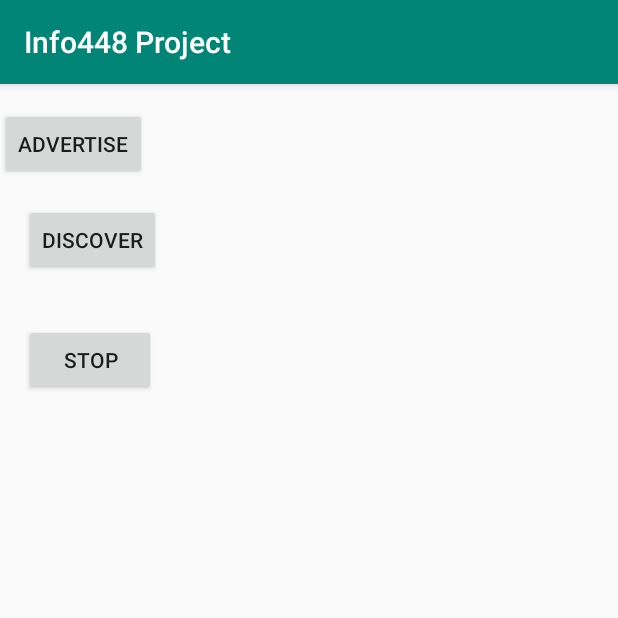
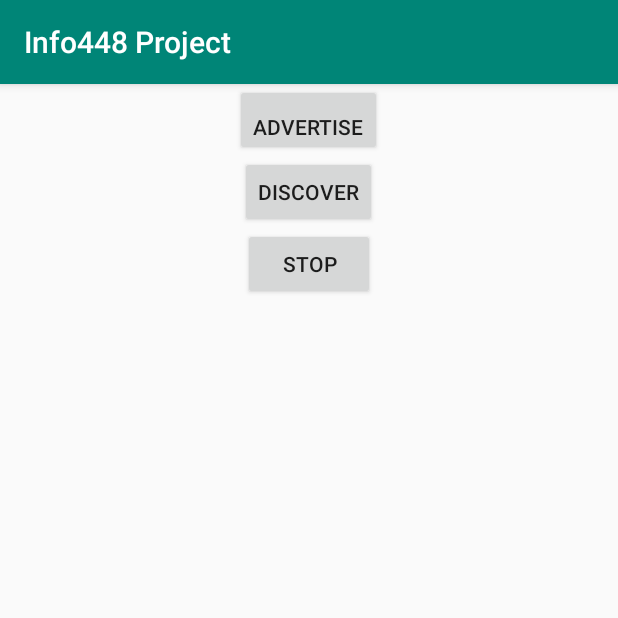
Before and after one commit to bch0ng/gamedroid, an Android app: the screen it shows after launch (MainActivity), on a phone screen of 412 x 824 dp, the top half of it. Run offline under Robolectric (Android 15) with nearby library versions, the phone set to English and light mode, and no system bars; libraries missing offline, so code that uses them is left out: com.google.android.gms.

Commit message:
fixed ui

```diff
--- a/app/src/main/res/layout/activity_main.xml
+++ b/app/src/main/res/layout/activity_main.xml
@@ -17,19 +17,14 @@
                 android:text="Advertise"
                 android:layout_width="wrap_content"
                 android:layout_height="wrap_content" android:id="@+id/button"
-                android:layout_marginTop="16dp" app:layout_constraintBottom_toTopOf="@+id/button2"
-                app:layout_constraintStart_toStartOf="parent" app:layout_constraintEnd_toEndOf="parent"/>
-        <Button android:layout_marginStart="160dp"
+                android:gravity="bottom" android:layout_gravity="center"/>
+        <Button
                 android:text="Discover"
                 android:layout_width="wrap_content"
-                android:layout_height="wrap_content" android:id="@+id/button2"
-                android:layout_margin="16dp" app:layout_constraintTop_toBottomOf="@+id/button"
-                app:layout_constraintStart_toStartOf="parent" app:layout_constraintEnd_toEndOf="parent"/>
-        <Button android:layout_marginStart="160dp"
+                android:layout_height="wrap_content" android:id="@+id/button2" android:layout_gravity="center"/>
+        <Button
                 android:text="Stop"
                 android:layout_width="wrap_content"
-                android:layout_height="wrap_content" android:id="@+id/button3"
-                android:layout_margin="16dp" app:layout_constraintTop_toBottomOf="@+id/button2"
-                app:layout_constraintStart_toStartOf="parent" app:layout_constraintEnd_toEndOf="parent"/>
+                android:layout_height="wrap_content" android:id="@+id/button3" android:layout_gravity="center"/>
     </LinearLayout>
 </android.support.constraint.ConstraintLayout>
```
